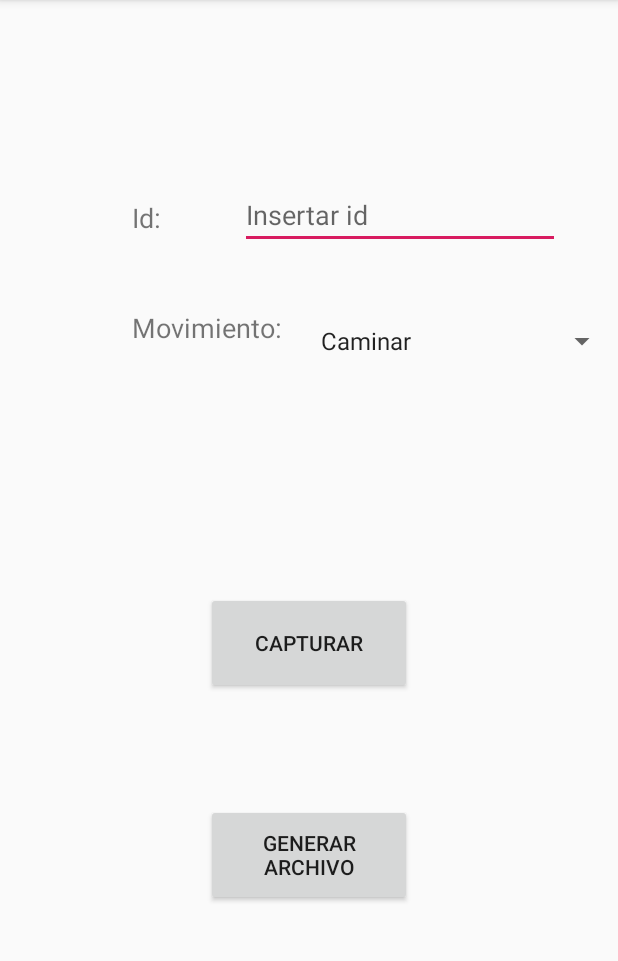
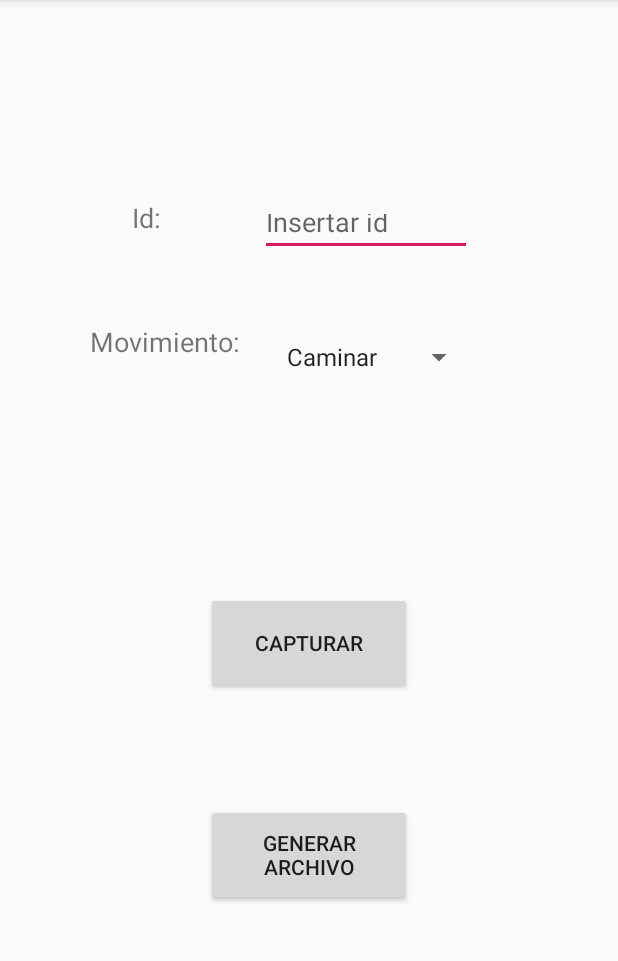
Before and after one commit to CateRios/DeteccionDeCaidas, an Android app: the screen it shows after launch (MainActivity), on a phone screen of 412 x 824 dp, the part 84-1045 px from its top. Run offline under Robolectric (Android 15) with nearby library versions, the phone set to English and light mode, and no system bars; our stand-ins replace Room's generated code; libraries missing offline, so code that uses them is left out: com.ajts.androidmads.

Commit message:
Cambios menores

```diff
--- a/app/src/main/res/layout/activity_main.xml
+++ b/app/src/main/res/layout/activity_main.xml
@@ -22,43 +22,43 @@
 
     <EditText
         android:id="@+id/editId"
-        android:layout_width="wrap_content"
-        android:layout_height="wrap_content"
+        android:layout_width="141dp"
+        android:layout_height="38dp"
         android:ems="10"
         android:hint="Insertar id"
         android:inputType="textPersonName"
         app:layout_constraintBottom_toTopOf="@+id/button"
         app:layout_constraintEnd_toEndOf="parent"
-        app:layout_constraintHorizontal_bias="0.366"
+        app:layout_constraintHorizontal_bias="0.265"
         app:layout_constraintStart_toEndOf="@+id/idTextView"
         app:layout_constraintTop_toTopOf="parent"
-        app:layout_constraintVertical_bias="0.346" />
+        app:layout_constraintVertical_bias="0.372" />
 
     <TextView
         android:id="@+id/sensorTypeTextView"
         android:layout_width="wrap_content"
         android:layout_height="wrap_content"
-        android:layout_marginStart="88dp"
+        android:layout_marginStart="60dp"
         android:layout_marginTop="44dp"
         android:text="Movimiento:"
         android:textSize="18dp"
         app:layout_constraintBottom_toTopOf="@+id/button"
         app:layout_constraintStart_toStartOf="parent"
         app:layout_constraintTop_toBottomOf="@+id/idTextView"
-        app:layout_constraintVertical_bias="0.019" />
+        app:layout_constraintVertical_bias="0.077" />
 
     <Spinner
         android:id="@+id/movTypeSelector"
-        android:layout_width="206dp"
-        android:layout_height="24dp"
+        android:layout_width="133dp"
+        android:layout_height="33dp"
         android:layout_marginBottom="140dp"
         android:entries="@array/mov_type_array"
         app:layout_constraintBottom_toTopOf="@+id/button"
         app:layout_constraintEnd_toEndOf="parent"
-        app:layout_constraintHorizontal_bias="1.0"
+        app:layout_constraintHorizontal_bias="0.198"
         app:layout_constraintStart_toEndOf="@+id/sensorTypeTextView"
         app:layout_constraintTop_toBottomOf="@+id/editId"
-        app:layout_constraintVertical_bias="0.764" />
+        app:layout_constraintVertical_bias="1.0" />
 
     <Button
         android:id="@+id/button"
```
Also changed, not shown: app/src/main/java/com/example/detecciondecaidas/modelo/Model.java (+5 -5 lines).
